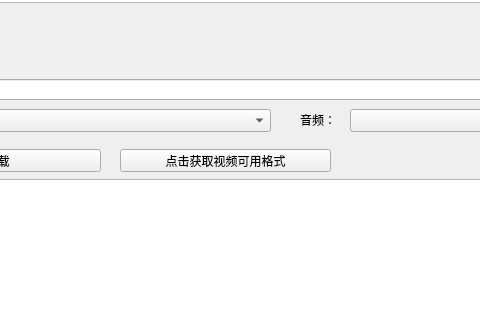
This is src/ui/download_mainwindow.ui in inkmac/Downloader as Qt 5 draws it before an edit; both pictures show x 200 to 680 and y 281 to 601 of the 962 by 799 pixel window. The edited form follows.
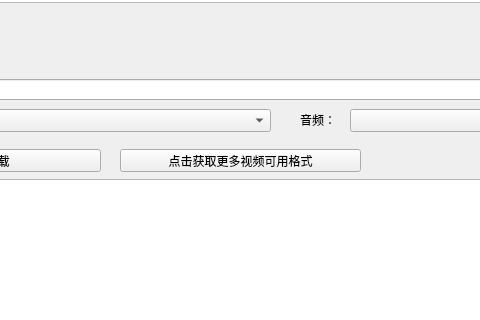
This is the edited form.

The edit to the form file:
```diff
--- a/src/ui/download_mainwindow.ui
+++ b/src/ui/download_mainwindow.ui
@@ -185,12 +185,12 @@
      <rect>
       <x>320</x>
       <y>430</y>
-      <width>211</width>
+      <width>241</width>
       <height>23</height>
      </rect>
     </property>
     <property name="text">
-     <string>点击获取视频可用格式</string>
+     <string>点击获取更多视频可用格式</string>
     </property>
    </widget>
    <widget class="QLabel" name="label_6">
```
